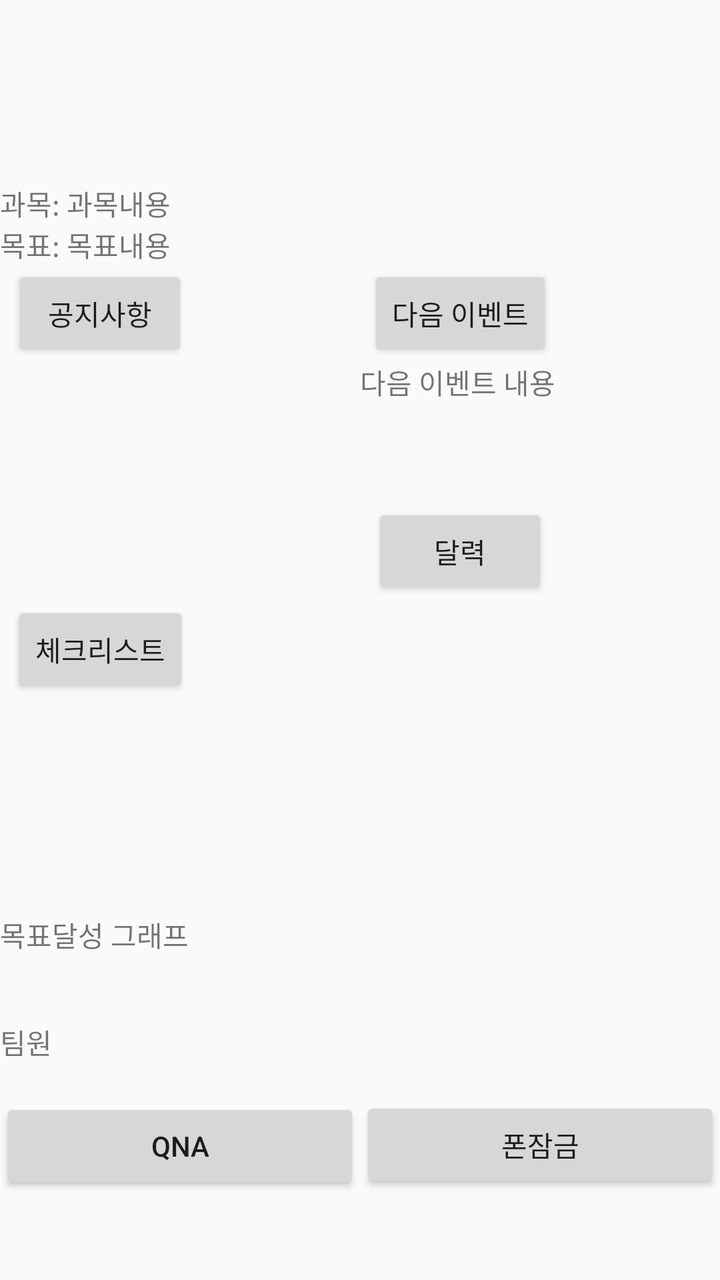
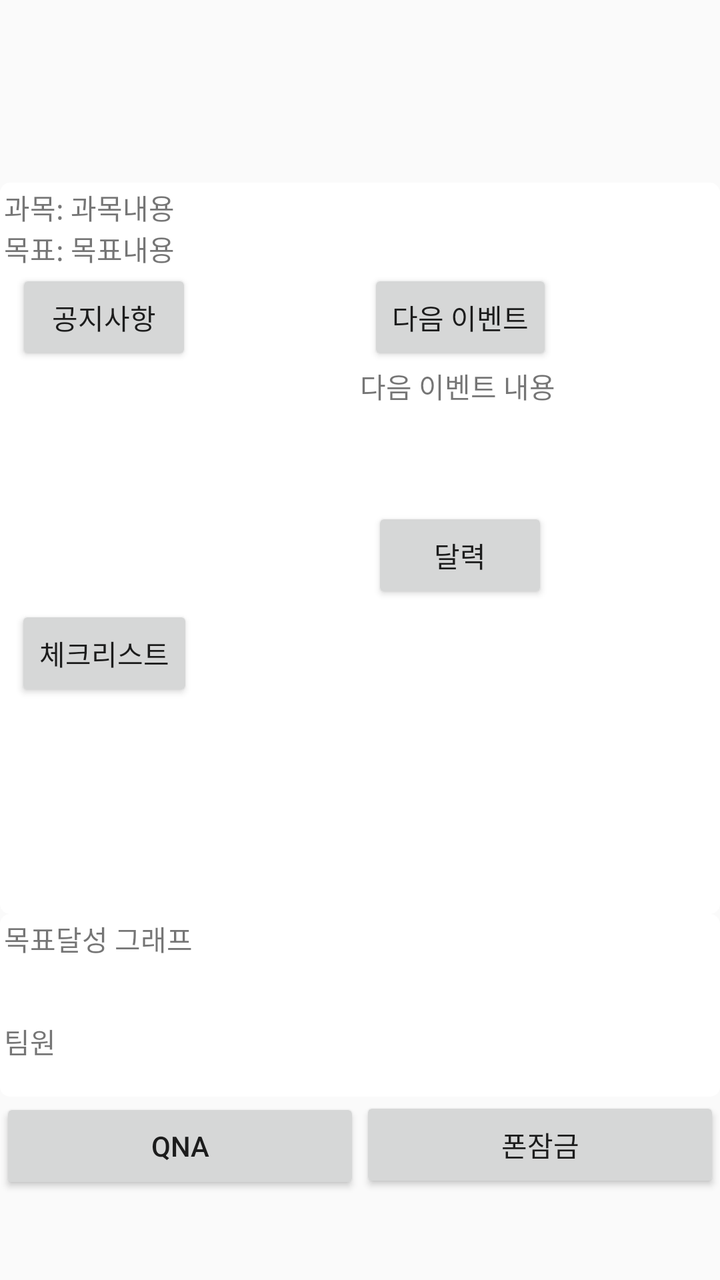

Compare the two renders of this Android layout. The source of the first and the diff that turns it into the second are given below.
<!-- AndroidManifest.xml: application theme Theme.AppCompat.Light.DarkActionBar -->
<!-- res/layout/activity_in_class.xml -->
<?xml version="1.0" encoding="utf-8"?>
<LinearLayout xmlns:android="http://schemas.android.com/apk/res/android"
    android:layout_width="match_parent"
    android:layout_height="match_parent"
    android:orientation="vertical">

    <LinearLayout
        android:layout_weight="1"
        android:layout_width="match_parent"
        android:layout_height="0dp"
        android:orientation="vertical">

        <TextView
            android:layout_width="wrap_content"
            android:layout_height="wrap_content"
            android:id="@+id/InClassName"
            android:layout_gravity="center"/>
    </LinearLayout>

    <GridLayout
        android:layout_weight="4"
        android:layout_width="match_parent"
        android:layout_height="0dp"
        android:columnCount="3">

        <TextView
            android:layout_gravity="center"
            android:layout_column="0"
            android:text="과목: "/>
        <TextView
            android:layout_column="1"
            android:layout_columnSpan="2"
            android:text="과목내용"
            android:id="@+id/subject"/>

        <TextView
            android:layout_gravity="center"
            android:layout_column="0"
            android:text="목표: "/>
        <TextView
            android:layout_column="1"
            android:layout_columnSpan="2"
            android:text="목표내용"/>

        <Button
            android:id="@+id/notice"
            android:onClick="btnClick"
            android:layout_gravity="center"
            android:layout_column="0"
            android:layout_columnSpan="2"
            android:layout_rowSpan="1"
            android:text="공지사항"/>

        <Button
            android:id="@+id/nextEvent"
            android:onClick="btnClick"
            android:layout_gravity="center"
            android:layout_columnSpan="1"
            android:layout_rowSpan="1"
            android:text="다음 이벤트"/>

        <ListView
            android:id="@+id/shortNoticeList"
            android:layout_width="100dp"
            android:layout_height="120dp"
            android:layout_gravity="center"
            android:layout_column="0"
            android:layout_columnSpan="2"
            android:layout_rowSpan="2"
            android:text="공지사항내용"/>


        <TextView
            android:layout_width="100dp"
            android:layout_height="70dp"
            android:layout_gravity="center"
            android:layout_columnSpan="1"
            android:layout_rowSpan="1"
            android:text="다음 이벤트 내용"/>


        <Button
            android:id="@+id/cal"
            android:onClick="btnClick"
            android:layout_gravity="center"
            android:layout_column="2"
            android:layout_columnSpan="1"
            android:layout_rowSpan="1"
            android:text="달력"/>

        <Button
            android:id="@+id/todo"
            android:onClick="btnClick"
            android:layout_gravity="center"
            android:layout_column="0"
            android:layout_columnSpan="2"
            android:layout_rowSpan="1"
            android:text="체크리스트"/>


        <ListView
            android:layout_width="match_parent"
            android:layout_height="165dp"
            android:layout_gravity="center"
            android:layout_column="0"
            android:layout_columnSpan="3"
            android:layout_rowSpan="2"
            android:text="체크리스트 내용"/>


    </GridLayout>

    <LinearLayout
        android:layout_weight="1"
        android:layout_width="match_parent"
        android:layout_height="0dp"
        android:orientation="vertical">

        <TextView
            android:layout_width="match_parent"
            android:layout_height="0dp"
            android:layout_weight="1"
            android:text="목표달성 그래프"/>

        <TextView
            android:layout_width="match_parent"
            android:layout_height="0dp"
            android:layout_weight="0.7"
            android:text="팀원"/>


    </LinearLayout>

    <LinearLayout
        android:layout_width="match_parent"
        android:layout_height="0dp"
        android:layout_weight="1"
        android:orientation="horizontal">

        <Button
            android:id="@+id/qna"
            android:onClick="btnClick"
            android:layout_width="0dp"
            android:layout_height="wrap_content"
            android:layout_weight="1"
            android:text="QnA"/>

        <Button
            android:onClick="btnClick"
            android:layout_width="0dp"
            android:layout_height="wrap_content"
            android:layout_weight="1"
            android:text="폰잠금"/>

    </LinearLayout>

</LinearLayout>
<!-- resources referenced by this layout -->
<resources>

</resources>

<!-- the commit's change to res/layout/activity_in_class.xml (unified diff, before → after) -->
@@ -18,6 +18,7 @@
     </LinearLayout>
 
     <GridLayout
+        android:background="@drawable/border"
         android:layout_weight="4"
         android:layout_width="match_parent"
         android:layout_height="0dp"
@@ -114,6 +115,7 @@
         android:layout_weight="1"
         android:layout_width="match_parent"
         android:layout_height="0dp"
+        android:background="@drawable/border"
         android:orientation="vertical">
 
         <TextView
<!-- resource entries referenced after the edit -->
@@ -1,5 +1,16 @@
 <!-- resources referenced by this layout -->
 <resources>
-
+  <!-- drawable border (drawable) -->
+  <?xml version="1.0" encoding="utf-8"?>
+  <shape xmlns:android="http://schemas.android.com/apk/res/android">
+  
+      <solid android:color="#ffffff"/>
+      <corners android:radius="5dp"/>
+      <padding
+          android:left="2dp"
+          android:top="2dp"
+          android:right="2dp"
+          android:bottom="2dp"/>
+  </shape>
 </resources>
 
